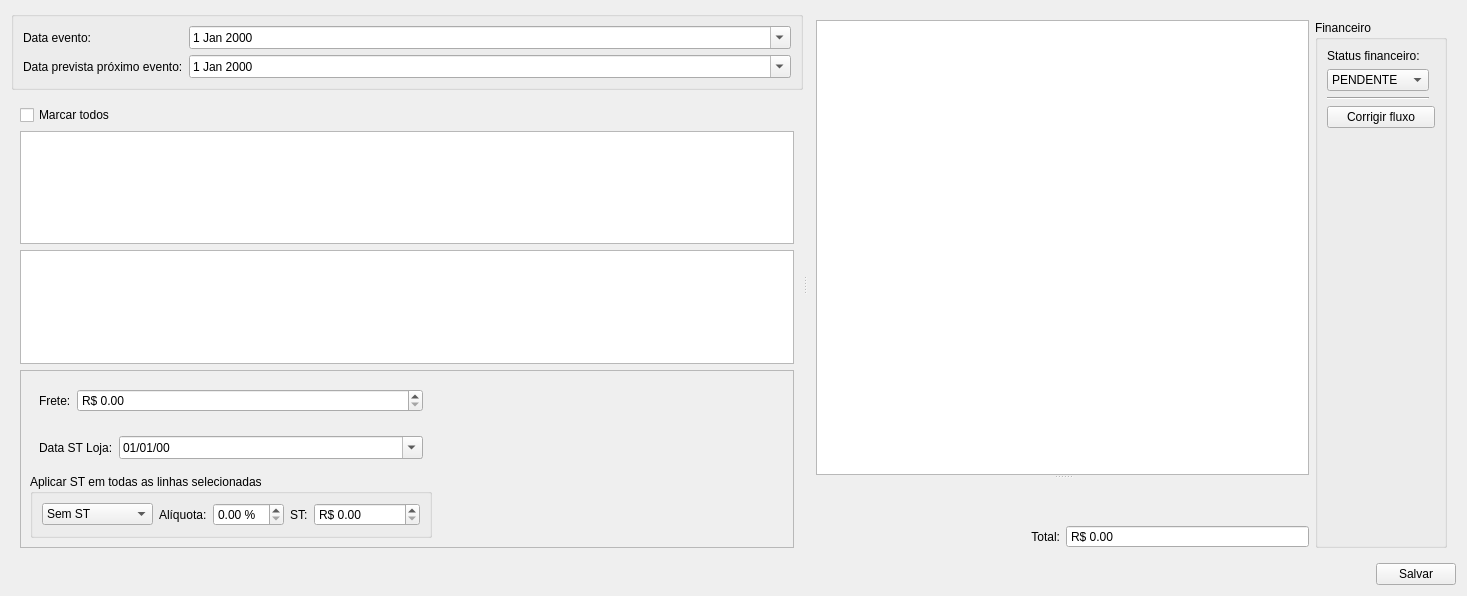
Before: the Qt Designer form ui/inputdialogfinanceiro.ui in darktorres/ERP-STACCATO, drawn with Qt 5.
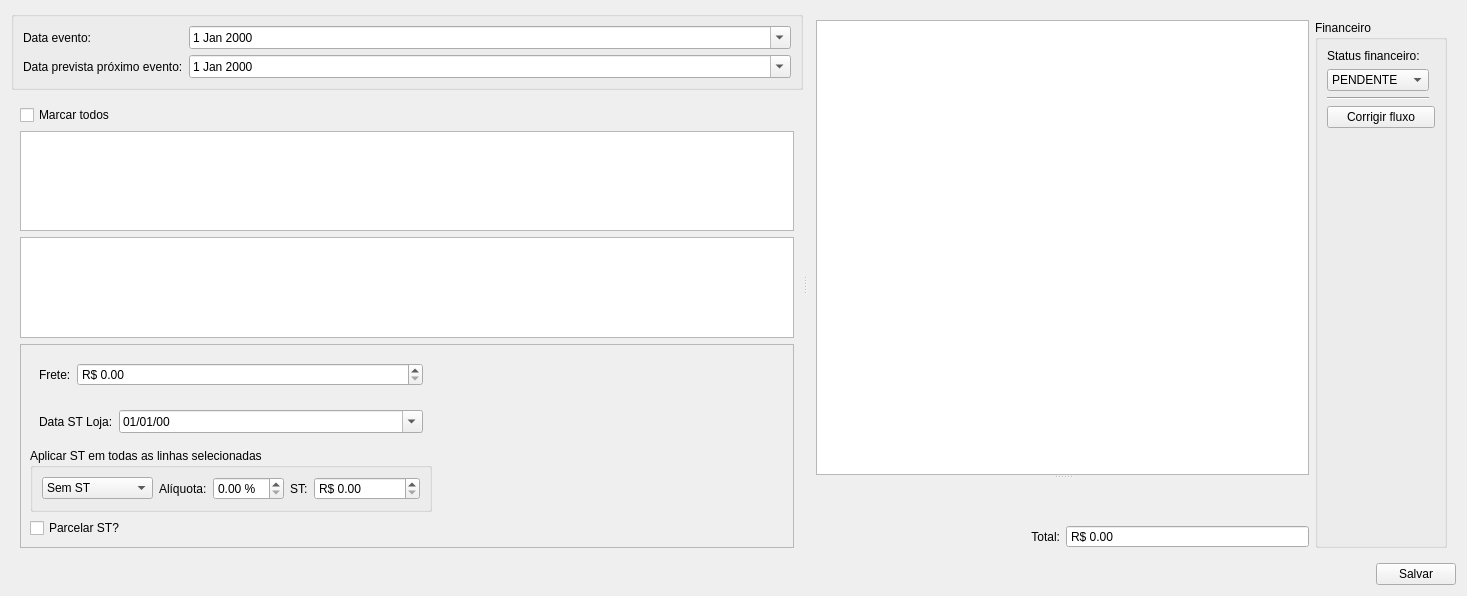
After: the same form once the commit is applied. Custom widgets are drawn as their Qt base class.

Commit message: Adicionado checkbox para escolher se ST será parcelado ou não

Diff of the .ui file:
```diff
--- a/ui/inputdialogfinanceiro.ui
+++ b/ui/inputdialogfinanceiro.ui
@@ -268,6 +268,13 @@
                </property>
               </spacer>
              </item>
+             <item row="4" column="0">
+              <widget class="QCheckBox" name="checkBoxParcelarSt">
+               <property name="text">
+                <string>Parcelar ST?</string>
+               </property>
+              </widget>
+             </item>
             </layout>
            </widget>
           </item>
```
Left out of the diff: 100 changed lines with no effect on the pictures. The commit also changes 2 other files.
